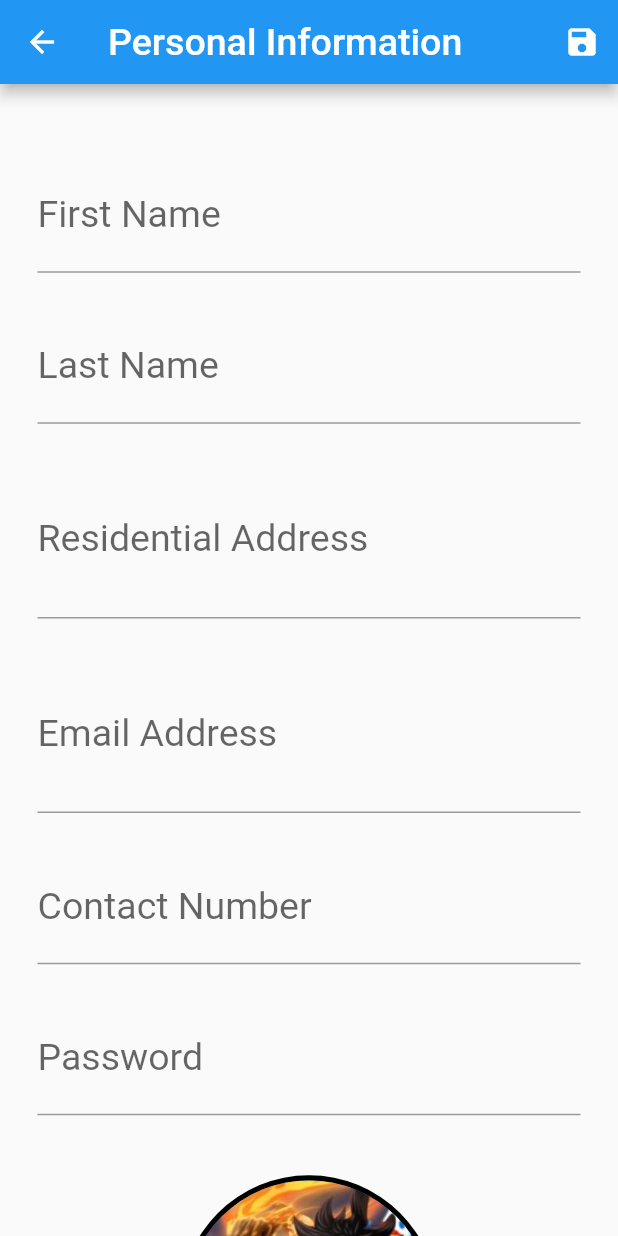
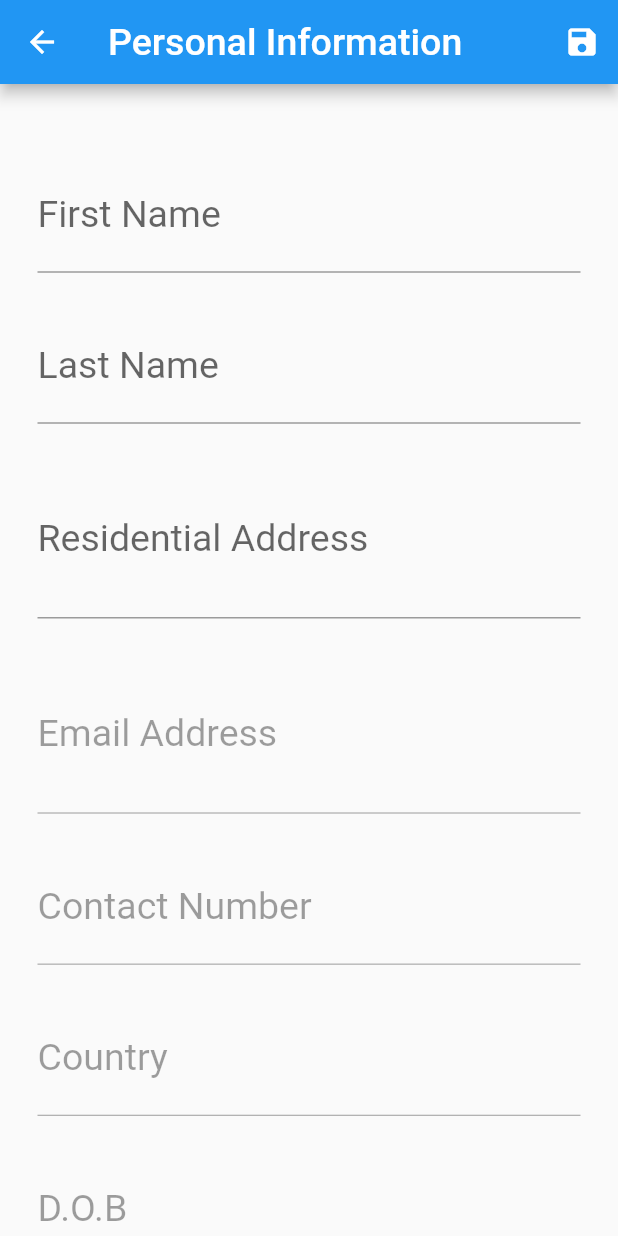
Before and after one commit to UnnatDhungana/loveandco, a Flutter app: the guestHomePage screen opened by its route, after a tap on "Personal Information", on a phone screen of 412 x 824 dp. Run offline on Flutter 3.47's test engine with Material 2 defaults, Android fonts, the phone set to English and light mode, and no system bars; our stand-ins replace auto_size_text, firebase_auth, flutter_rating; accounts and stored records are empty.

Commit message:
problem solved 29 August

```diff
--- a/lib/Models/Appconstants.dart
+++ b/lib/Models/Appconstants.dart
@@ -7,7 +7,7 @@ class AppConstants{
   static final Color nonselectedIconColor = Colors.black;
 
   static User currentUser;
-  static bool isHosting = false;
+
 
   static final Map<int, String> monthDict={
     1: "January",
--- a/lib/Models/userObjects.dart
+++ b/lib/Models/userObjects.dart
@@ -23,10 +23,11 @@ class Contact {
 }
 
 class User extends Contact {
+  String id;
   String email;
   String contactNumber;
   String dob;
-  String address;
+  String residentaladdress;
   String country;
   bool isHost;
   bool isCurrentlyHosting;
@@ -34,16 +35,18 @@ class User extends Contact {
   List <Conversation> conversations;
   List<Review> reviews;
   List<Booking> bookings;
+  List<Posting>savedPostings;
 
   User({
     String firstName="",String lastName="",String imagePath ="",
-    this.email="", this.address="",this.dob="", this.contactNumber="",this.country=""}):
+    this.email="", this.residentaladdress="",this.dob="", this.contactNumber="",this.country=""}):
       super(firstName: firstName, lastName: lastName, imagePath: imagePath){
     this.isHost = false;
     this.isCurrentlyHosting = false;
     this.conversations=[];
     this.bookings=[];
     this.reviews=[];
+    this.savedPostings=[];
 
 
   }
@@ -64,6 +67,17 @@ class User extends Contact {
   }
   void makeNewBooking(Booking booking) {
     this.bookings.add(booking);
+  }
+
+  void addSavePossting(Posting posting){
+    this.savedPostings.add(posting);
+  }
+  void removeSavedPosting(Posting posting){
+    for (int i=0; i< this.savedPostings.length; i++){
+      if (this.savedPostings[i].name == posting.name){
+        this.savedPostings.removeAt(i);
+      }
+    }
   }
 
   double getCurrentRating(){
--- a/lib/Screens/PersonalinfoPage.dart
+++ b/lib/Screens/PersonalinfoPage.dart
@@ -17,9 +17,33 @@ class PersonalInfoPage extends StatefulWidget {
 
 class _PersonalInfoPageState extends State<PersonalInfoPage> {
 
+  TextEditingController _firstNameController;
+  TextEditingController _lastNameController;
+  TextEditingController _residentalAddressController;
+  TextEditingController _emailController;
+  TextEditingController _contactNumberController;
+  TextEditingController _countryController;
+  TextEditingController _dobController;
+
+
   void _saveinfo(){
     Navigator.pushNamed(context, guestHomePage.routeName);
   }
+
+  @override
+  void initState(){
+    _firstNameController = TextEditingController( text: AppConstants.currentUser.firstName);
+    _lastNameController = TextEditingController( text: AppConstants.currentUser.lastName);
+    _residentalAddressController = TextEditingController( text: AppConstants.currentUser.residentaladdress);
+    _emailController= TextEditingController( text: AppConstants.currentUser.email);
+    _contactNumberController = TextEditingController( text: AppConstants.currentUser.contactNumber);
+    _countryController = TextEditingController( text: AppConstants.currentUser.country);
+    _dobController = TextEditingController( text: AppConstants.currentUser.dob);
+
+
+
+  }
+
 
   @override
   Widget build(BuildContext context) {
@@ -60,6 +84,7 @@ class _PersonalInfoPageState extends State<PersonalInfoPage> {
                           style: TextStyle(
                             fontSize: 25.0,
                           ),
+                          controller: _firstNameController,
                         ),
                       ),
                       Padding(
@@ -71,6 +96,7 @@ class _PersonalInfoPageState extends State<PersonalInfoPage> {
                           style: TextStyle(
                             fontSize: 25.0,
                           ),
+                          controller: _lastNameController,
                         ),
                       ),
                       Padding(
@@ -83,6 +109,7 @@ class _PersonalInfoPageState extends State<PersonalInfoPage> {
                             fontSize: 25.0,
                           ),
                           maxLines: 2,
+                          controller: _residentalAddressController,
                         ),
                       ),
                       Padding(
@@ -95,6 +122,8 @@ class _PersonalInfoPageState extends State<PersonalInfoPage> {
                             fontSize: 25.0,
                           ),
                           maxLines: 2,
+                          enabled: false,
+                          controller: _emailController,
                         ),
                       ),
                       Padding(
@@ -106,20 +135,39 @@ class _PersonalInfoPageState extends State<PersonalInfoPage> {
                           style: TextStyle(
                             fontSize: 25.0,
                           ),
+                          enabled: false,
+                          controller: _contactNumberController,
+
                         ),
                       ),
                       Padding(
                         padding: const EdgeInsets.only(top: 25.0),
                         child: TextFormField(
                           decoration: InputDecoration(
-                              labelText: 'Password'
+                              labelText: 'Country'
                           ),
                           style: TextStyle(
                             fontSize: 25.0,
                           ),
+                          enabled: false,
+                          controller: _countryController,
+
                         ),
                       ),
+                      Padding(
+                        padding: const EdgeInsets.only(top: 25.0),
+                        child: TextFormField(
+                          decoration: InputDecoration(
+                              labelText: 'D.O.B'
+                          ),
+                          style: TextStyle(
+                            fontSize: 25.0,
+                          ),
+                          enabled: false,
+                          controller: _dobController,
 
+                        ),
+                      ),
                     ],
                   ),
                 ),
@@ -134,7 +182,7 @@ class _PersonalInfoPageState extends State<PersonalInfoPage> {
                       backgroundColor: Colors.black,
                       radius: MediaQuery.of(context).size.width/4.8,
                       child: CircleAvatar(
-                        backgroundImage: AssetImage('assets/image/2042468.jpg'),
+                        backgroundImage: AppConstants.currentUser.displayImage,
                         radius: MediaQuery.of(context).size.width/5,
                       ),
                     ),
--- a/lib/Screens/Profile.dart
+++ b/lib/Screens/Profile.dart
@@ -3,7 +3,9 @@ import 'package:auto_size_text/auto_size_text.dart';
 import 'package:flutter/cupertino.dart';
 import 'package:flutter/material.dart';
 import 'package:rental_application/Models/Appconstants.dart';
+import 'package:rental_application/Screens/HostHomePage.dart';
 import 'package:rental_application/Screens/PersonalinfoPage.dart';
+import 'package:rental_application/Screens/guestHomePage.dart';
 import 'package:rental_application/Screens/loginPage.dart';
 import 'package:rental_application/Views/TextWidget.dart';
 import 'package:rental_application/Views/listwidget.dart';
@@ -23,14 +25,42 @@ class profilePage extends StatefulWidget {
 
 class _profilePageState extends State<profilePage> {
 
+  String _hostingTitle ='To Host Dashboard';
+
+  void  _changeHosting() {
+    if (
+    AppConstants.currentUser.isCurrentlyHosting) {
+      AppConstants.currentUser.isCurrentlyHosting = false;
+      Navigator.pushNamed(context,
+          guestHomePage.routeName
+      );
+    } else {
+      AppConstants.currentUser.isCurrentlyHosting = true;
+      Navigator.pushNamed(
+        context,
+        guestHomePage.routeName,
+      ); //instead of host home page
+    }
+  }
+
   void _logout(){
     Navigator.pushNamed(context, LoginPage.routeName);
   }
+  void initState() {
+    if (AppConstants.currentUser.isCurrentlyHosting) {
+      _hostingTitle = 'To Guest Dashboard';
+    }else
+      {
+        _hostingTitle ='To Host Dashboard';
+      }
+
+  }
+
 
   @override
   Widget build(BuildContext context) {
     return Padding(
-       padding: const EdgeInsets.fromLTRB(20, 50, 50, 0 ),
+      padding: const EdgeInsets.fromLTRB(20, 50, 50, 0),
       child: Column(
         mainAxisAlignment: MainAxisAlignment.start,
         crossAxisAlignment: CrossAxisAlignment.start,
@@ -38,31 +68,37 @@ class _profilePageState extends State<profilePage> {
           Padding(
             padding: const EdgeInsets.only(bottom: 40.0),
             child: Row(
-            children:<Widget> [
-              MaterialButton(onPressed: (){},
+              children: <Widget>[
+                MaterialButton(onPressed: () {},
                   child: CircleAvatar(
                     backgroundColor: Colors.black,
-                  radius: MediaQuery.of(context).size.width/9.5,
+                    radius: MediaQuery
+                        .of(context)
+                        .size
+                        .width / 9.5,
                     child: CircleAvatar(
-                    backgroundImage: AssetImage('assets/image/2042468.jpg'),
-                    radius: MediaQuery.of(context).size.width/10,
+                      backgroundImage: AppConstants.currentUser.displayImage,
+                      radius: MediaQuery
+                          .of(context)
+                          .size
+                          .width / 10,
                     ),
                   ),
                 ),
                 Padding(
-                padding: const EdgeInsets.only(left:10.0),
+                  padding: const EdgeInsets.only(left: 10.0),
                   child: Column(
                     crossAxisAlignment: CrossAxisAlignment.start,
                     children: <Widget>[
                       AutoSizeText(
-                      'Unnat Dhungana',
+                        AppConstants.currentUser.getFullName(),
                         style: TextStyle(
                             fontWeight: FontWeight.bold,
-                          fontSize:21
+                            fontSize: 21
                         ),
                       ),
                       AutoSizeText(
-                      'unnatdhungana@gmail.com',
+                        AppConstants.currentUser.email,
                         style: TextStyle(
                           fontWeight: FontWeight.bold,
                           fontSize: 15.5,
@@ -80,18 +116,22 @@ class _profilePageState extends State<profilePage> {
             shrinkWrap: true,
             children: <Widget>[
               MaterialButton(
-               height: MediaQuery.of(context).size.height/9.0,
-               onPressed: (){
+                height: MediaQuery
+                    .of(context)
+                    .size
+                    .height / 9.0,
+                onPressed: () {
                   Navigator.pushNamed(context, PersonalInfoPage.routeName);
                 },
-               child: ProfilePageListViewItem(text:'Personal Information',iconData: Icons.person_sharp,),
+                child: ProfilePageListViewItem(
+                  text: 'Personal Information', iconData: Icons.person_sharp,),
               ),
 
 
             ],
           ),
           Padding(
-           padding:const EdgeInsets.only(top: 10.0),
+            padding: const EdgeInsets.only(top: 10.0),
             child: Text(
               'Reviews',
               style: TextStyle(
@@ -106,29 +146,40 @@ class _profilePageState extends State<profilePage> {
             child: ListView.builder(
                 itemCount: 2,
                 shrinkWrap: true,
-               itemBuilder: (
-                   context,index){
+                itemBuilder: (context, index) {
                   return ReviewListTile();
                 }
             ),
 
           ),
           MaterialButton(
-           height: MediaQuery.of(context).size.height/9.0,
+              height:MediaQuery
+                .of(context)
+                  .size
+                  .height/9.0,
+              onPressed: _changeHosting,
+              child: ProfilePageListViewItem(
+                text: 'Change Host',iconData: Icons.more,
+              ),),
+
+
+          MaterialButton(
+            height: MediaQuery
+                .of(context)
+                .size
+                .height / 9.0,
             onPressed: _logout,
-           child: ProfilePageListViewItem(text:'Logout',iconData: Icons.logout,),
+            child: ProfilePageListViewItem(
+              text: 'Logout', iconData: Icons.logout,),
           ),
 
         ],
       ),
 
     );
-
-
-
+  }
 }
 
-}
 class ProfilePageListViewItem extends StatelessWidget{
 
   final String text;
--- a/pubspec.yaml
+++ b/pubspec.yaml
@@ -30,6 +30,12 @@ dependencies:
   cupertino_icons: ^1.0.2
   auto_size_text: ^2.1.0
   flutter_rating: ^0.0.2
+  google_maps_flutter: ^0.5.21
+  geolocator: ^5.1.3
+  firebase_core: ^0.4.0+1
+  firebase_auth: ^0.11.1+3
+
+
 
 dev_dependencies:
 
```
Also changed, not shown: lib/Models/data.dart (+28 -5 lines), lib/Screens/HostHomePage.dart (+93 -0 lines), lib/Screens/Payment.dart (+19 -2 lines), lib/Screens/loginPage.dart (+43 -2 lines), lib/Screens/main.dart (+5 -2 lines), pubspec.lock, 5 other files. Lines whose indentation alone changed are shown as unchanged.
